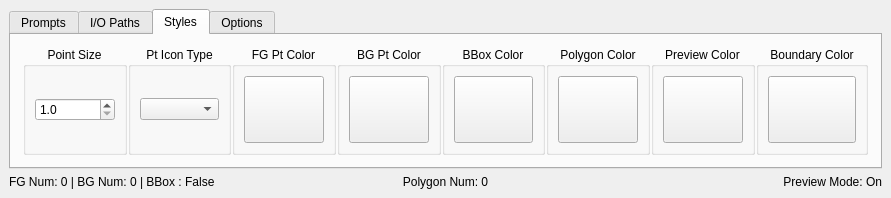
First picture: the form in ui/Selector.ui, repository coolzhao/Geo-SAM, before the edit.
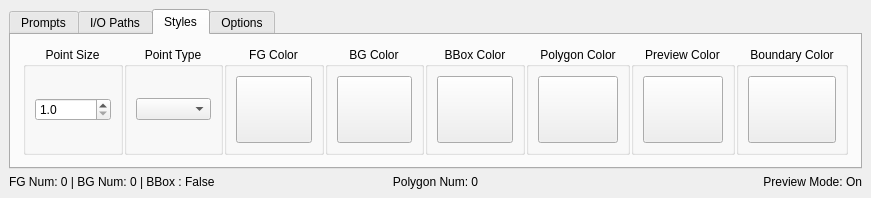
Second picture: the form after the edit. The open tabs and pages were chosen to show the change. Custom widgets are drawn as their Qt base class.

Commit message: refine the name of styles

```diff
--- a/ui/Selector.ui
+++ b/ui/Selector.ui
@@ -6,7 +6,7 @@
    <rect>
     <x>0</x>
     <y>0</y>
-    <width>891</width>
+    <width>871</width>
     <height>198</height>
    </rect>
   </property>
@@ -635,7 +635,7 @@
               <string>Icon Type of FG and BG point</string>
              </property>
              <property name="title">
-              <string>Pt Icon Type</string>
+              <string>Point Type</string>
              </property>
              <property name="alignment">
               <set>Qt::AlignHCenter|Qt::AlignTop</set>
@@ -657,7 +657,7 @@
               <string>Color of FG Point</string>
              </property>
              <property name="title">
-              <string>FG Pt Color</string>
+              <string>FG Color</string>
              </property>
              <property name="alignment">
               <set>Qt::AlignHCenter|Qt::AlignTop</set>
@@ -691,7 +691,7 @@
               <string>Color of BG Point</string>
              </property>
              <property name="title">
-              <string>BG Pt Color</string>
+              <string>BG Color</string>
              </property>
              <property name="alignment">
               <set>Qt::AlignHCenter|Qt::AlignTop</set>
```
Left out of the diff: 4 changed lines with no effect on the pictures.
